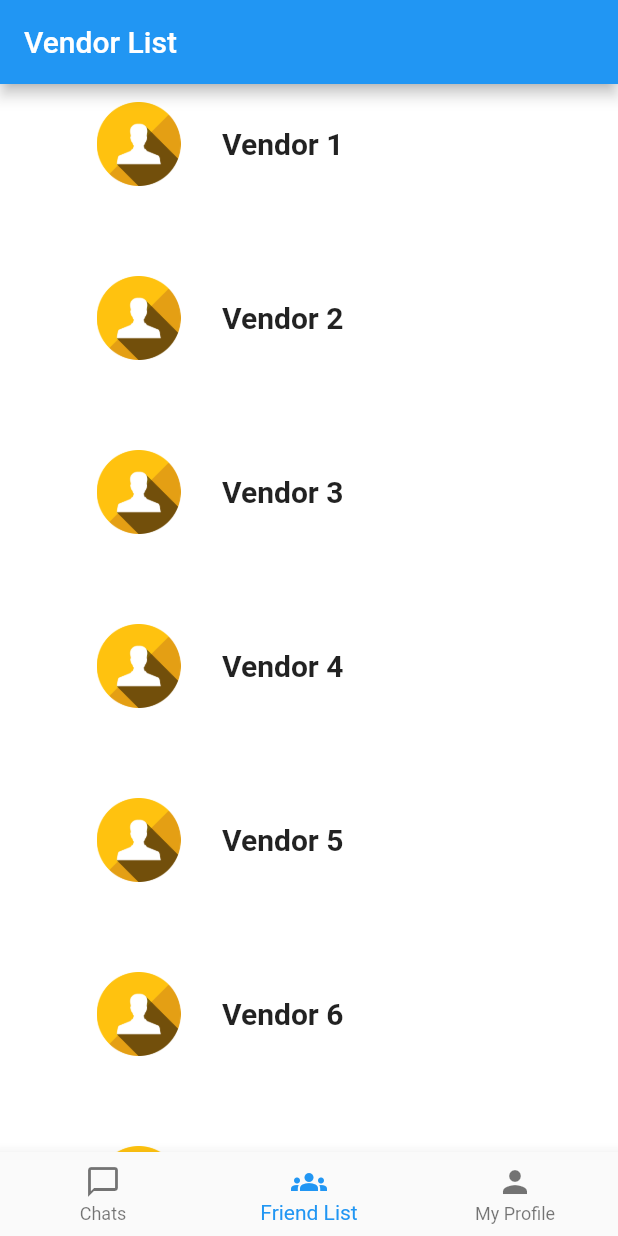
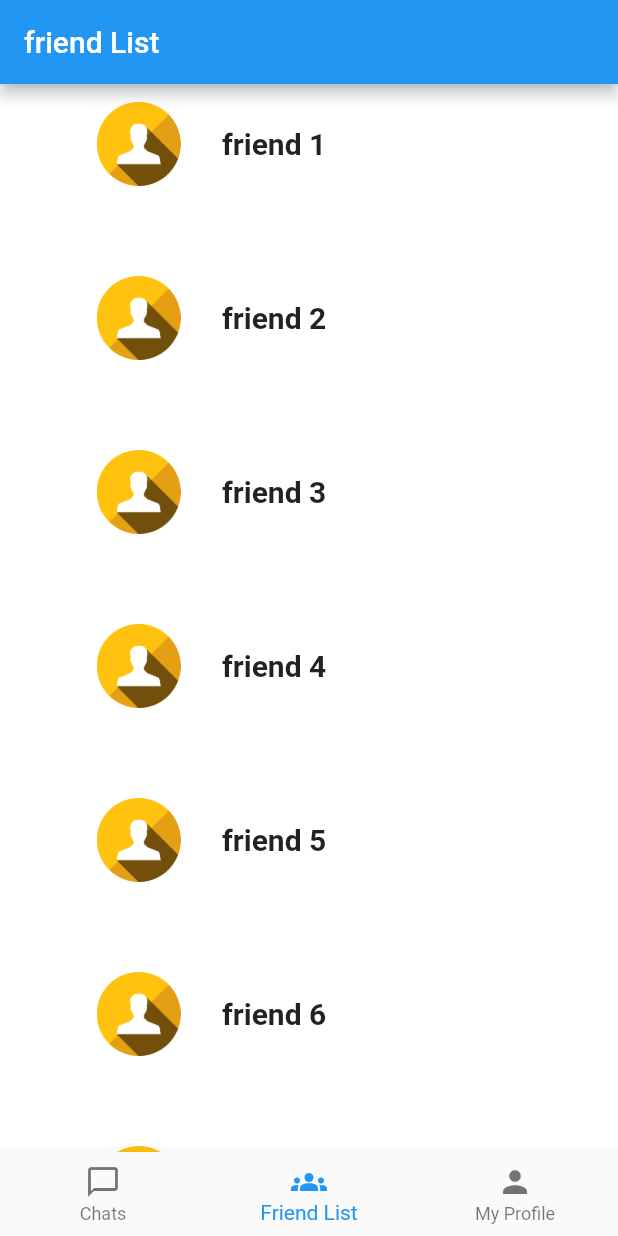
Before and after one commit to NaveenakrishnanS/Project_HMC, a Flutter app: the screen it shows once a user with an empty profile is signed in, swiped to page 2, on a phone screen of 412 x 824 dp. Run offline on Flutter 3.47's test engine with Material 2 defaults, Android fonts, the phone set to English and light mode, and no system bars; our stand-ins replace cloud_firestore, emoji_picker_flutter, firebase_auth, firebase_core, flutter_otp_text_field, shared_preferences; missing offline and left inert: country_calling_code_picker, floating_action_bubble_custom, searchbar_animation; accounts and stored records are empty.

Commit message:
small changes

```diff
--- a/lib/screens/Friend_list/friend_list.dart
+++ b/lib/screens/Friend_list/friend_list.dart
@@ -1,6 +1,7 @@
 import 'package:flutter/material.dart';
 //import 'package:hygiene_app/firebase/database/cloud_database.dart';
 import 'package:project_hmc/screens/Friend_list/Widgets/friend_card.dart';
+import 'package:project_hmc/screens/chat_screen.dart';
 
 class Friend {
   final String name;
@@ -18,33 +19,33 @@ class FriendList extends StatefulWidget {
 }
 
 class FriendListState extends State<FriendList> {
-  final List<Friend> vendorList = [
+  final List<Friend> friendList = [
     Friend(
-      name: 'Vendor 1'
+      name: 'friend 1'
     ),
     Friend(
-      name: 'Vendor 2'
+      name: 'friend 2'
     ),
     Friend(
-      name: 'Vendor 3'
+      name: 'friend 3'
     ),
     Friend(
-      name: 'Vendor 4'
+      name: 'friend 4'
     ),
     Friend(
-      name: 'Vendor 5'
+      name: 'friend 5'
     ),
     Friend(
-      name: 'Vendor 6'
+      name: 'friend 6'
     ),
     Friend(
-      name: 'Vendor 7'
+      name: 'friend 7'
     ),
     Friend(
-      name: 'Vendor 8'
+      name: 'friend 8'
     ),
     Friend(
-      name: 'Vendor 9'
+      name: 'friend 9'
     ),
   ];
 
@@ -52,16 +53,16 @@ class FriendListState extends State<FriendList> {
   Widget build(BuildContext context) {
     return Scaffold(
       appBar: AppBar(
-        title: const Text('Vendor List'),
+        title: const Text('friend List'),
       ),
       body: Container(
         decoration: const BoxDecoration(color: Colors.white),
         child: ListView.builder(
           padding: EdgeInsets.zero,
-          itemCount: vendorList.length,
+          itemCount: friendList.length,
           itemBuilder: (context, index) {
             return FriendCard(
-                name: vendorList[index].name);
+              name: friendList[index].name);
           },
         ),
       ),
--- a/lib/screens/otp_screen.dart
+++ b/lib/screens/otp_screen.dart
@@ -154,15 +154,12 @@ class _OTPScreenState extends State<OTPScreen> {
                   child: ElevatedButton(
                     onPressed: () async {
                       if (_otp != null) {
-                            if (FirebaseAuthentication.isLoggedIn()) {
-                              CloudDatabase().addUID(
-                                  UID: FirebaseAuthentication.getUserUid);
-                            }
-
+                        CloudDatabase().addUID(UID: FirebaseAuthentication.getUserUid);
+                        sb.showSnackBar(context, "Login Successful!");
                         await FirebaseAuthentication.verifyPhoneNumber(
                             verificationId: widget.verificationId,
                             smsCode: _otp!);
-                        sb.showSnackBar(context, "Login Successful!");
+
                         navigateToRegister();
                       }
                     },
```
